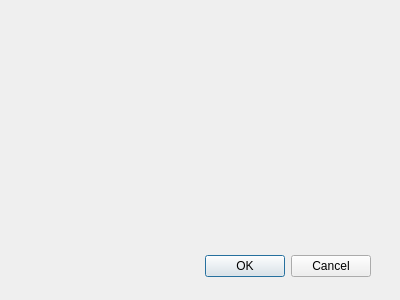
The window that UI/forms/DlgRooms.ui (xiny120/obs-studio) describes before a commit, drawn with Qt 5.
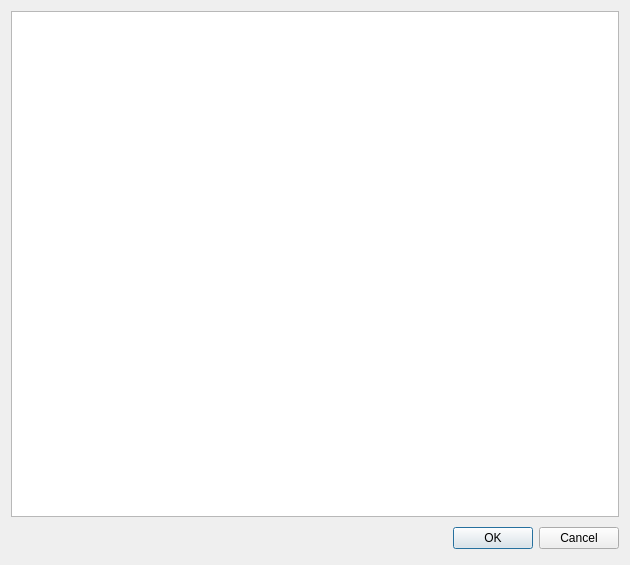
The same window after the commit.

Commit message:
房间列表
....

Diff of the .ui file:
```diff
--- a/UI/forms/DlgRooms.ui
+++ b/UI/forms/DlgRooms.ui
@@ -6,23 +6,19 @@
    <rect>
     <x>0</x>
     <y>0</y>
-    <width>400</width>
-    <height>300</height>
+    <width>630</width>
+    <height>565</height>
    </rect>
   </property>
   <property name="windowTitle">
    <string>Dialog</string>
   </property>
-  <widget class="QWidget" name="layoutWidget">
-   <property name="geometry">
-    <rect>
-     <x>20</x>
-     <y>250</y>
-     <width>351</width>
-     <height>33</height>
-    </rect>
-   </property>
-   <layout class="QHBoxLayout">
+  <layout class="QVBoxLayout" name="verticalLayout">
+   <item>
+    <widget class="QListWidget" name="listRooms"/>
+   </item>
+   <item>
+    <layout class="QHBoxLayout" name="ok_cancel">
     <property name="spacing">
      <number>6</number>
     </property>
@@ -39,7 +35,7 @@
      <number>0</number>
     </property>
     <item>
-     <spacer>
+      <spacer name="spacerOKcancel">
       <property name="orientation">
        <enum>Qt::Horizontal</enum>
       </property>
@@ -66,7 +62,8 @@
      </widget>
     </item>
    </layout>
-  </widget>
+   </item>
+  </layout>
  </widget>
  <resources/>
  <connections>
```
Lines whose indentation alone changed are shown as unchanged. The commit also changes 2 other files.
